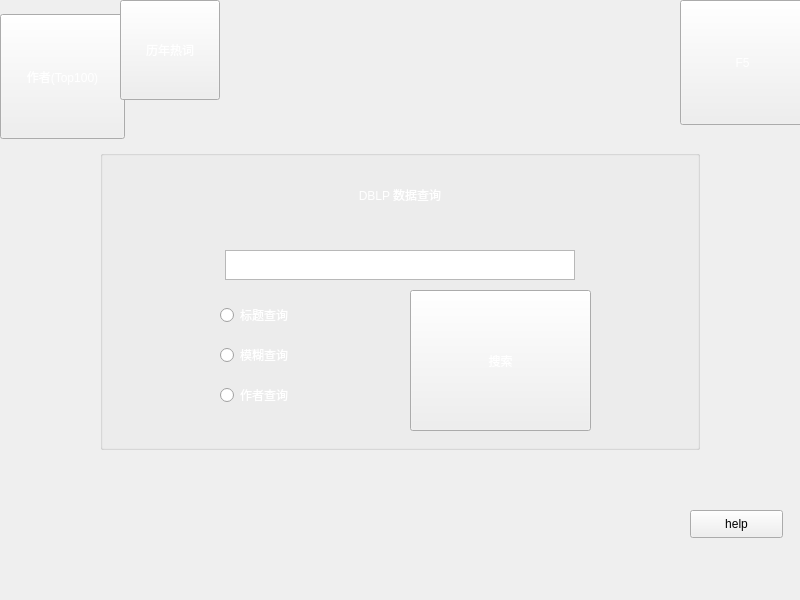
Before: the Qt Designer form DS_2020_GUI/DS_2020_GUI/MainWindow.ui in ChrisJaunes/DS_2020, drawn with Qt 5.
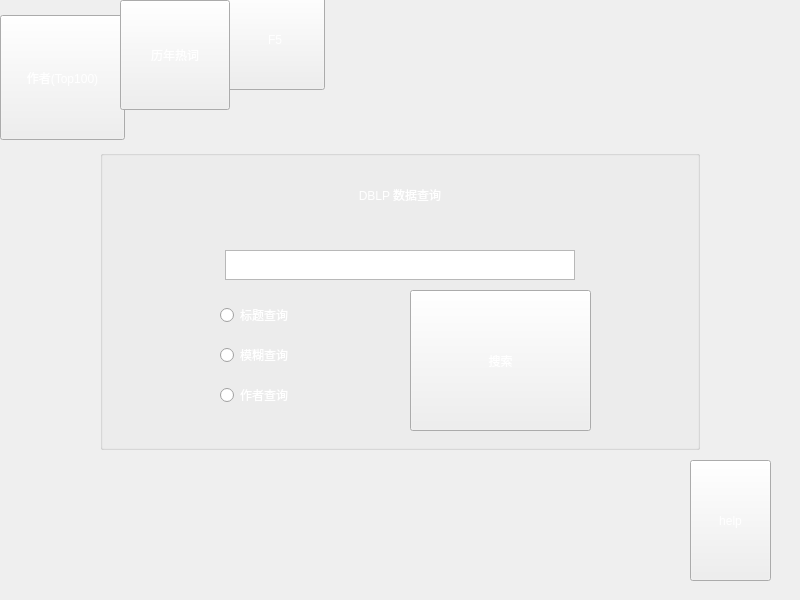
After: the same form once the commit is applied. Icons and pictures are not drawn.

```diff
--- a/DS_2020_GUI/DS_2020_GUI/MainWindow.ui
+++ b/DS_2020_GUI/DS_2020_GUI/MainWindow.ui
@@ -135,10 +135,10 @@
    <widget class="QPushButton" name="F5">
     <property name="geometry">
      <rect>
-      <x>680</x>
-      <y>0</y>
-      <width>125</width>
-      <height>125</height>
+      <x>225</x>
+      <y>-10</y>
+      <width>100</width>
+      <height>100</height>
      </rect>
     </property>
     <property name="styleSheet">
@@ -154,7 +154,7 @@
     <property name="geometry">
      <rect>
       <x>0</x>
-      <y>14</y>
+      <y>15</y>
       <width>125</width>
       <height>125</height>
      </rect>
@@ -173,8 +173,8 @@
      <rect>
       <x>120</x>
       <y>0</y>
-      <width>100</width>
-      <height>100</height>
+      <width>110</width>
+      <height>110</height>
      </rect>
     </property>
     <property name="styleSheet">
@@ -190,11 +190,16 @@
     <property name="geometry">
      <rect>
       <x>690</x>
-      <y>510</y>
-      <width>93</width>
-      <height>28</height>
+      <y>460</y>
+      <width>81</width>
+      <height>121</height>
      </rect>
     </property>
+    <property name="styleSheet">
+     <string notr="true">border-image:url(:/DS_2020_GUI/image/feather-pen.png);
+color:rgb(255, 255, 255);
+font: 75 12pt &quot;Consolas&quot;;</string>
+    </property>
     <property name="text">
      <string>help</string>
     </property>
```
Left out of the diff: 6 changed lines with no effect on the pictures.
